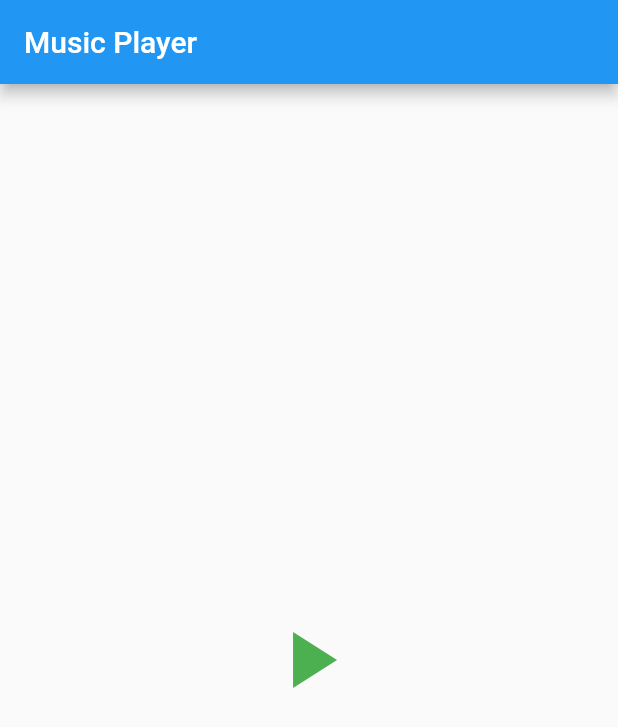
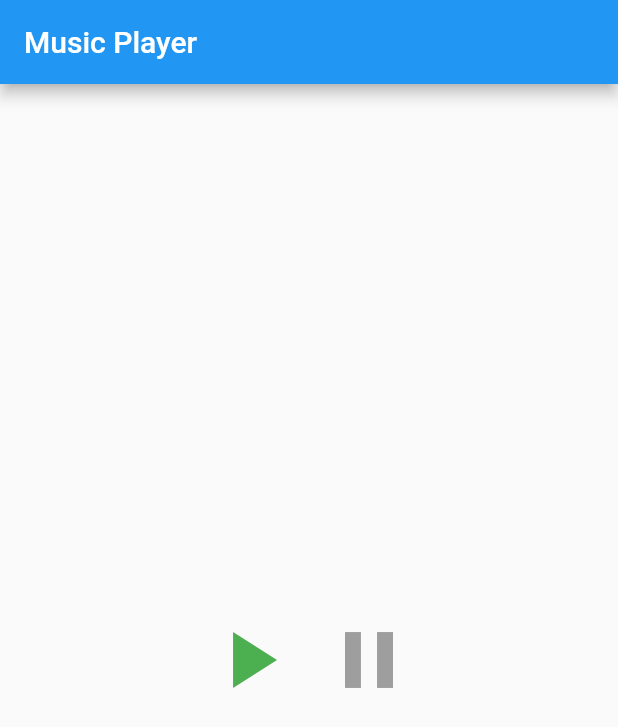
Before and after one commit to fadsxd/miproyectoflutterapp, a Flutter app: the screen it shows after launch, on a phone screen of 412 x 824 dp. Shown: the top 727 px of the screen. Run offline on Flutter 3.47's test engine with Material 2 defaults, Android fonts, the phone set to English and light mode, and no system bars; our stand-ins replace audioplayers.

Commit message:
agregando boton pausa

```diff
--- a/lib/main.dart
+++ b/lib/main.dart
@@ -17,15 +17,15 @@ void main() => runApp(MaterialApp(
     final musicName = "Abc - 123";
     final imageURL = "https://f4.bcbits.com/img/a3215224860_16.jpg";
 
-    AudioPlayer audioPLayer;
+    AudioPlayer audioPlayer;
     AudioCache audioCache;
     @override
       void initState(){
 
         super.initState();
 
-        audioPLayer = AudioPlayer();
-        audioCache = AudioCache(fixedPlayer: audioPLayer);
+        audioPlayer = AudioPlayer();
+        audioCache = AudioCache(fixedPlayer: audioPlayer);
 
       }
 
@@ -37,7 +37,10 @@ void main() => runApp(MaterialApp(
         )),
       ),
       body: Center(
-        child: IconButton(
+        child: Row(
+          mainAxisAlignment: MainAxisAlignment.center,
+      children: <Widget>[
+          IconButton(
           icon: Icon(Icons.play_arrow),
           iconSize: 64,
           color: Colors.green,
@@ -45,7 +48,16 @@ void main() => runApp(MaterialApp(
             audioCache.play(audioName);
           },
         ),
-      ),
+        IconButton(
+          icon: Icon(Icons.pause),
+          iconSize: 64,
+          color: Colors.grey,
+          onPressed: (){
+            audioPlayer.pause();
+          },
+        ),
+        ]
+        )),
       );
     }
   }
```
